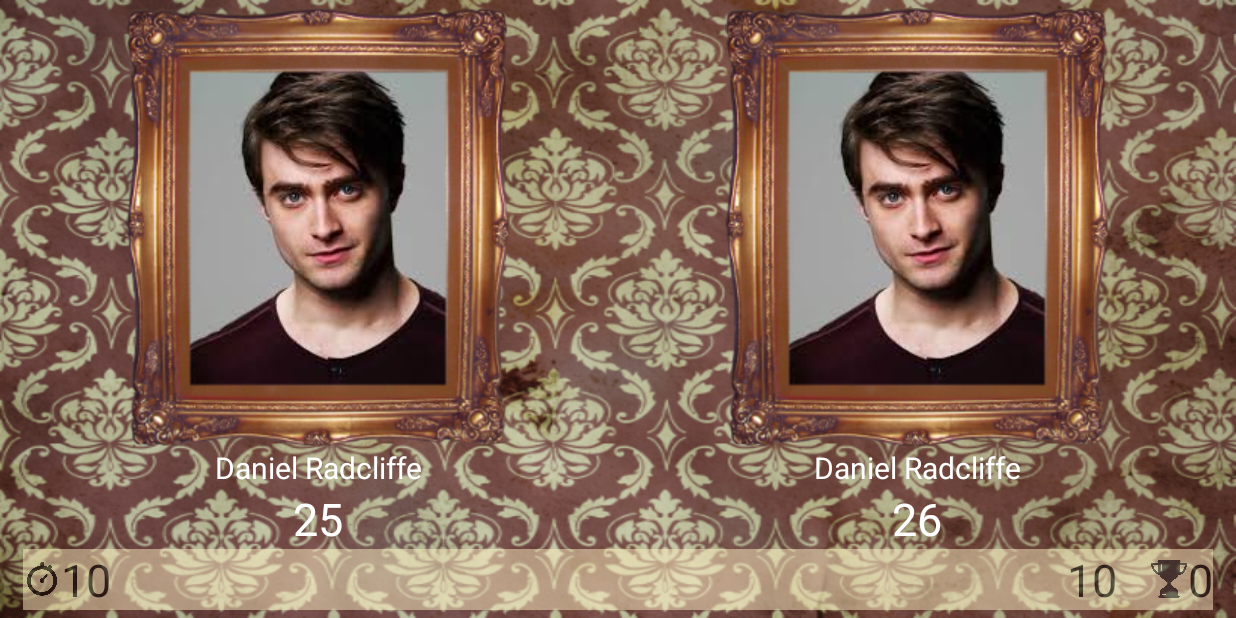
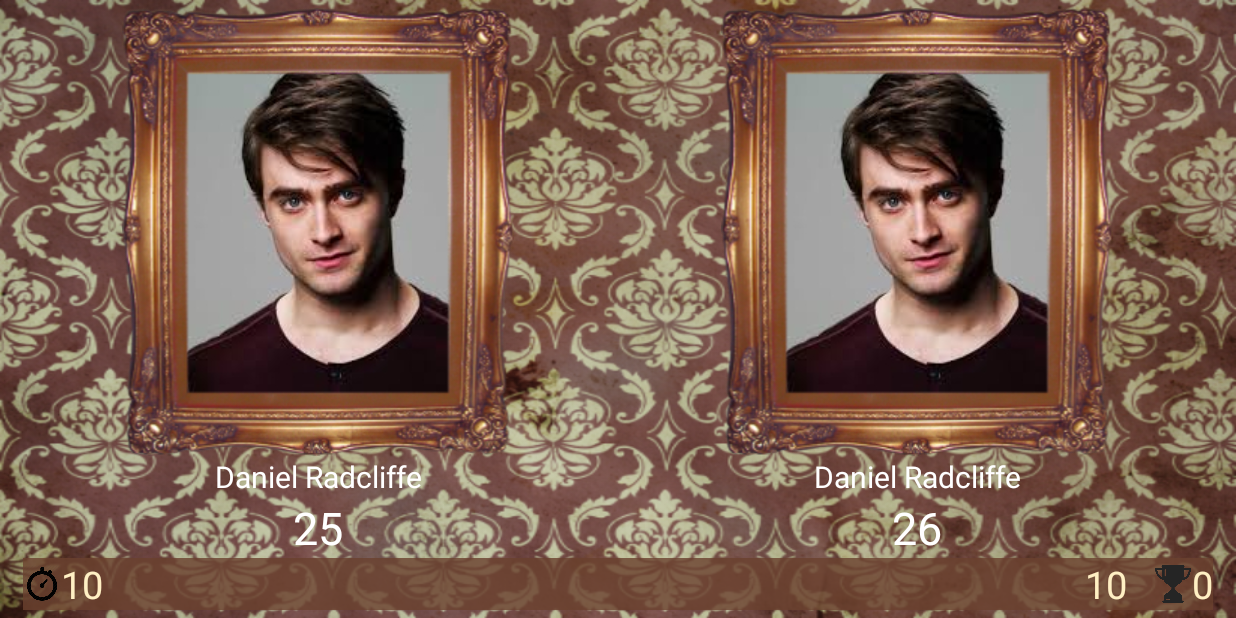
Before and after one commit to bth/old, an Android app: the JeuActivity screen opened directly, with no data from a screen before it, on a phone screen of 824 x 412 dp (held sideways). Run offline under Robolectric (Android 15) with nearby library versions, the phone set to English and light mode, and no system bars.

Commit message:
Assombrissement de la barre de score.

```diff
--- a/app/src/main/res/layout/activity_jeu.xml
+++ b/app/src/main/res/layout/activity_jeu.xml
@@ -81,7 +81,8 @@
                     android:layout_gravity="center"
                     android:text="xxxxxxxxxx xxxxx"
                     android:textColor="#ffffff"
-                    android:textSize="20dp" />
+                    android:textSize="20dp"
+                    />
 
             </LinearLayout>
 
@@ -95,7 +96,7 @@
                     android:layout_width="fill_parent"
                     android:layout_height="fill_parent"
                     android:layout_gravity="center"
-                    android:text="99"
+                    android:text="\?\?"
                     android:textColor="#ffffff"
                     android:textSize="30dp" />
 
@@ -176,7 +177,7 @@
                         android:layout_width="fill_parent"
                         android:layout_height="fill_parent"
                         android:layout_gravity="center"
-                        android:text="99"
+                        android:text="\?\?"
                         android:textColor="#ffffff"
                         android:textSize="30dp" />
 
@@ -193,11 +194,9 @@
             android:layout_height="wrap_content"
             android:layout_gravity="center_horizontal"
             android:orientation="horizontal"
-            android:textColor="#ffffff"
             android:layout_weight="0"
             android:gravity="center_vertical|center_horizontal"
-            android:background="#fffff0c4"
-            android:alpha="0.5">
+            android:background="#CC6b422f">
 
         <ImageView
             android:layout_width="25dp"
@@ -214,15 +213,14 @@
             android:layout_height="wrap_content"
             android:layout_gravity="center_horizontal"
             android:text="10"
-            android:textColor="#000000"
-            android:textSize="30dp"
+            android:textColor="#fff0c4"
+            android:textSize="25dp"
             android:gravity="center_vertical|center_horizontal" />
 
         <LinearLayout
             android:layout_width="196dp"
             android:layout_height="wrap_content"
-            android:layout_weight="0.43"
-            android:textColor="#000000" />
+            android:layout_weight="0.43" />
 
         <TextView
             android:id="@+id/score"
@@ -230,8 +228,8 @@
             android:layout_height="wrap_content"
             android:layout_gravity="center_horizontal"
             android:text="10"
-            android:textColor="#000000"
-            android:textSize="30dp"
+            android:textColor="#fff0c4"
+            android:textSize="25dp"
             android:gravity="center_vertical|center_horizontal" />
 
         <TextView
@@ -240,8 +238,8 @@
             android:layout_height="wrap_content"
             android:layout_gravity="center_horizontal"
             android:text="   "
-            android:textColor="#000000"
-            android:textSize="30dp"
+            android:textColor="#fff0c4"
+            android:textSize="25dp"
             android:gravity="center_vertical|center_horizontal" />
 
         <ImageView
@@ -259,8 +257,8 @@
             android:layout_height="wrap_content"
             android:layout_gravity="center_horizontal"
             android:text="0"
-            android:textColor="#000000"
-            android:textSize="30dp"
+            android:textColor="#fff0c4"
+            android:textSize="25dp"
             android:gravity="center_vertical|center_horizontal" />
     </LinearLayout>
 
```
